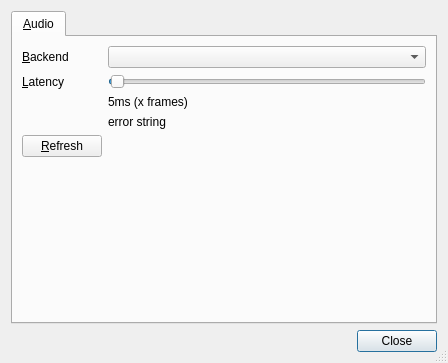
Above: src/preferenceswindow.ui from andrewrk/genesis before the change. Below: the same form after it.
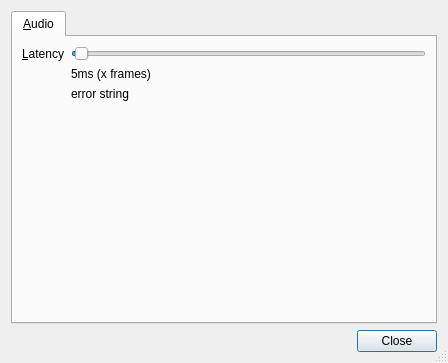
That is the form after the change.

```diff
--- a/src/preferenceswindow.ui
+++ b/src/preferenceswindow.ui
@@ -27,27 +27,10 @@
        <string>&amp;Audio</string>
       </attribute>
       <layout class="QFormLayout" name="formLayout">
-       <item row="1" column="0">
-        <widget class="QLabel" name="label">
-         <property name="text">
-          <string>&amp;Backend</string>
-         </property>
-         <property name="buddy">
-          <cstring>backendDropdown</cstring>
-         </property>
-        </widget>
-       </item>
-       <item row="1" column="1">
-        <widget class="QComboBox" name="backendDropdown"/>
-       </item>
-       <item row="5" column="1">
-        <widget class="QLabel" name="backendErrLabel">
-         <property name="text">
-          <string>error string</string>
-         </property>
-        </widget>
-       </item>
-       <item row="3" column="0">
+       <property name="fieldGrowthPolicy">
+        <enum>QFormLayout::AllNonFixedFieldsGrow</enum>
+       </property>
+       <item row="2" column="0">
         <widget class="QLabel" name="label_2">
          <property name="text">
           <string>&amp;Latency</string>
@@ -57,7 +40,7 @@
          </property>
         </widget>
        </item>
-       <item row="3" column="1">
+       <item row="2" column="1">
         <widget class="QSlider" name="latencySlider">
          <property name="minimum">
           <number>1</number>
@@ -73,20 +56,17 @@
          </property>
         </widget>
        </item>
-       <item row="4" column="1">
+       <item row="3" column="1">
         <widget class="QLabel" name="latencyValueLabel">
          <property name="text">
           <string>5ms (x frames)</string>
          </property>
         </widget>
        </item>
-       <item row="6" column="0">
-        <widget class="QPushButton" name="refreshBackendsBtn">
+       <item row="4" column="1">
+        <widget class="QLabel" name="backendErrLabel">
          <property name="text">
-          <string>&amp;Refresh</string>
-         </property>
-         <property name="autoDefault">
-          <bool>false</bool>
+          <string>error string</string>
          </property>
         </widget>
        </item>
```
